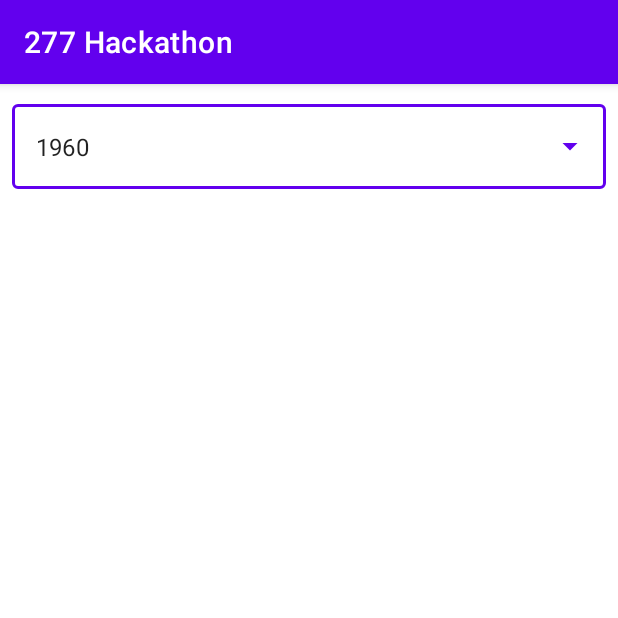
After one commit to pbustos97/CMPE_277_Hackathon, an Android app: the fragment YearSelectionFragment shown on its own in the app's theme, on a phone screen of 412 x 824 dp, the top half of it. The commit adds this screen. Run offline under Robolectric (Android 15) with nearby library versions, the light colour scheme and no system bars; 1 statement that could not run was skipped.

```diff
--- /dev/null
+++ b/app/src/main/java/com/example/a277hackathon/YearSelectionFragment.java
@@ -0,0 +1,79 @@
+package com.example.a277hackathon;
+
+import android.os.Bundle;
+
+import androidx.fragment.app.Fragment;
+
+import android.util.Log;
+import android.view.LayoutInflater;
+import android.view.View;
+import android.view.ViewGroup;
+import android.widget.AdapterView;
+import android.widget.ArrayAdapter;
+import android.widget.AutoCompleteTextView;
+
+import java.util.ArrayList;
+
+public class YearSelectionFragment extends Fragment {
+
+    private AutoCompleteTextView autoCompleteTextView;
+    private ArrayList<String> yearList;
+    private String selectedYear;
+    private int selectedYearPos;
+
+    private static final String ARG_PARAM1 = "years";
+
+    public YearSelectionFragment() {
+        // Required empty public constructor
+    }
+
+    @Override
+    public void onCreate(Bundle savedInstanceState) {
+        Log.d("YearSelectionFragment", "onCreate");
+        super.onCreate(savedInstanceState);
+        if (getArguments() != null) {
+            this.yearList = getArguments().getStringArrayList(ARG_PARAM1);
+        }
+    }
+
+    @Override
+    public View onCreateView(LayoutInflater inflater, ViewGroup container,
+                             Bundle savedInstanceState) {
+        Log.d("YearSelectionFragment", "onCreateView start");
+        View view = inflater.inflate(R.layout.fragment_year_selection, container, false);
+        this.autoCompleteTextView = (AutoCompleteTextView)view.findViewById(R.id.country_selector);
+
+        if (getArguments() != null) {
+            ArrayAdapter arrayAdapter = new ArrayAdapter(requireContext(), R.layout.dropdown_item, this.yearList);
+            this.autoCompleteTextView.setAdapter(arrayAdapter);
+            this.autoCompleteTextView.setOnItemClickListener(new AdapterView.OnItemClickListener() {
+                @Override
+                public void onItemClick(AdapterView<?> adapterView, View view, int i, long l) {
+                    Log.d("YearSelectionFragment OnItemClick", "Selected year " + yearList.get(i));
+                    selectedYearPos = i;
+                    selectedYear = yearList.get(i);
+                    selectCountry(selectedYearPos);
+                }
+            });
+        }
+        return view;
+    }
+
+    @Override
+    public void onResume() {
+        super.onResume();
+        ArrayAdapter arrayAdapter = new ArrayAdapter(requireContext(), R.layout.dropdown_item, this.yearList);
+        this.autoCompleteTextView.setAdapter(arrayAdapter);
+    }
+
+    private void selectCountry(int country) {
+        Log.d("YearSelectionFragment", "selectGraph: " + country);
+        Class parentClass = getActivity().getClass();
+        Log.d("YearSelectionFragment", "parentClass: " + parentClass.toString());
+        if (parentClass == GovernmentActivity.class) {
+            ((GovernmentActivity)getActivity()).setCountrySelection(country);
+        } else if (parentClass == ResearcherActivity.class) {
+            ((ResearcherActivity)getActivity()).setCountrySelection(country);
+        }
+    }
+}
--- a/app/src/main/java/com/example/a277hackathon/network/RestHelper.java
+++ b/app/src/main/java/com/example/a277hackathon/network/RestHelper.java
@@ -51,6 +51,7 @@
     private JSONObject getJSON(String endpoint) throws JSONException {
         String jsonString = "";
         String a = "";
+        Log.d("RestHelper", "endpoint: " + endpoint);
         if (endpoint.equals("Debt")) {
             a = "https://tzstkiqn45.execute-api.us-east-1.amazonaws.com/prod/finances?" + "country="+ URLEncoder.encode(country)
                     + "&indicator=" + URLEncoder.encode(indicator);
@@ -58,7 +59,7 @@
             a = "https://tzstkiqn45.execute-api.us-east-1.amazonaws.com/prod/gdp?" + "country="+ URLEncoder.encode(country)
                     + "&indicator=" + URLEncoder.encode(filter);
         } else if (endpoint.equals("Agriculture")) {
-            a = "https://tzstkiqn45.execute-api.us-east-1.amazonaws.com/prod/agriculture?" + "country="+ URLEncoder.encode(country)
+            a = "https://tzstkiqn45.execute-api.us-east-1.amazonaws.com/prod/agricultural?" + "country="+ URLEncoder.encode(country)
                     + "&indicator=" + URLEncoder.encode(indicator);
         } else {
             return null;
--- a/app/src/main/res/layout/activity_government.xml
+++ b/app/src/main/res/layout/activity_government.xml
@@ -42,7 +42,7 @@
     <FrameLayout
         android:id="@+id/government_container_graph"
         android:layout_width="match_parent"
-        android:layout_height="wrap_content"
+        android:layout_height="200dp"
         app:layout_constraintBottom_toTopOf="@id/graph_selection_gov"
         app:layout_constraintEnd_toEndOf="parent"
         app:layout_constraintStart_toStartOf="parent"
--- /dev/null
+++ b/app/src/main/res/layout/fragment_year_selection.xml
@@ -0,0 +1,26 @@
+<?xml version="1.0" encoding="utf-8"?>
+<androidx.constraintlayout.widget.ConstraintLayout xmlns:android="http://schemas.android.com/apk/res/android"
+    xmlns:app="http://schemas.android.com/apk/res-auto"
+    android:layout_width="match_parent"
+    android:layout_height="match_parent">
+
+    <com.google.android.material.textfield.TextInputLayout
+        style="@style/Widget.MaterialComponents.TextInputLayout.OutlinedBox.ExposedDropdownMenu"
+        android:layout_width="match_parent"
+        android:layout_height="wrap_content"
+        android:layout_marginStart="8dp"
+        android:layout_marginTop="8dp"
+        android:layout_marginEnd="8dp"
+        app:layout_constraintEnd_toEndOf="parent"
+        app:layout_constraintStart_toStartOf="parent"
+        app:layout_constraintTop_toTopOf="parent">
+
+        <AutoCompleteTextView
+            android:id="@+id/year_selector"
+            android:layout_width="match_parent"
+            android:layout_height="match_parent"
+            android:layout_weight="1"
+            android:text="1960"
+            android:inputType="none"/>
+    </com.google.android.material.textfield.TextInputLayout>
+</androidx.constraintlayout.widget.ConstraintLayout>
```
Also changed, not shown: app/src/main/java/com/example/a277hackathon/ResearcherActivity.java (+20 -1 lines).
